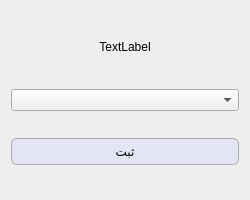
Old version of the form deleteoption.ui in the repository kia-far/QtDBS.
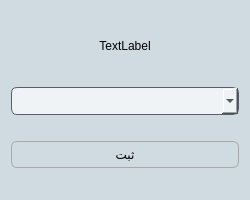
New version of the form.

Commit message: added edit item form and button which is available from the device edit form. also a few teaks to the stylesheets and fixed the keybinds working when the app was adding bulk data

What changed in the file:
```diff
--- a/deleteoption.ui
+++ b/deleteoption.ui
@@ -37,7 +37,142 @@
 }
 
 
-QWidget {font: 12pt &quot;Segoe UI&quot;;}</string>
+QWidget {font: 12pt &quot;Segoe UI&quot;;}
+QWidget {
+    background-color: #d0dae1; /* Dark background color for the entire widget */
+    font: 12pt &quot;Segoe UI&quot;;
+}
+
+/* Style for QLineEdit with a darker background and smoother edges */
+QLineEdit {
+    background-color: #eff3f5; /* Darker grayish background */
+    color: #000000; /* Light text color for readability */
+    border: 1px solid #5c5c70; /* Slightly lighter border for contrast */
+    border-radius: 6px; /* Smooth, rounded edges */
+    padding: 5px; /* Padding for a cleaner look */
+    font: 12pt &quot;Segoe UI&quot;;
+}
+
+QLineEdit:focus {
+    border-color: #7878a0; /* Lighter border color on focus */
+    background-color: #e0e6eb; /* Slightly lighter background on focus */
+}
+
+QTextBrowser {
+    background-color: #eff3f5; /* Darker grayish background */
+    color: #000000; /* Light text color for readability */
+    border: 1px solid #5c5c70; /* Slightly lighter border for contrast */
+    border-radius: 6px; /* Smooth, rounded edges */
+    padding: 5px; /* Padding for a cleaner look */
+    font: 12pt &quot;Segoe UI&quot;;
+}
+
+QTextBrowser:focus {
+    border-color: #7878a0; /* Lighter border color on focus */
+    background-color: #e0e6eb; /* Slightly lighter background on focus */
+}
+
+QCheckBox {
+    color: #000000; /* Light text color for dark background */
+    font: 12pt &quot;Segoe UI&quot;;
+}
+
+QCheckBox:disabled {
+    color: #000000; /* Same text color for disabled state */
+    opacity: 1; /* Remove opacity reduction */
+}
+
+/* Blue indicator for checked and disabled QCheckBox */
+QCheckBox::indicator:checked:disabled {
+    background-color: #92a8b9; /* Blue color to appear as enabled */
+	opacity: 1;
+   /* border: 1px solid #3a7bd5;  Blue border to match the indicator */
+}
+
+QCheckBox::indicator:disabled {
+    opacity: 1; /* Remove opacity change for checkbox indicator */
+}
+
+/* Background color for QWidget */
+/* Style for the vertical scrollbar */
+QScrollBar:vertical {
+    background: #eff3f5; /* Background color of the scrollbar */
+    width: 10px; /* Width of the scrollbar */
+    margin: 0px 0px 0px 0px; /* Margins around the scrollbar */
+    border-radius: 5px; /* Rounded edges for the scrollbar track */
+}
+
+/* Style for the horizontal scrollbar */
+QScrollBar:horizontal {
+    background: #eff3f5; /* Background color of the scrollbar */
+    height: 10px; /* Height of the scrollbar */
+    margin: 0px 0px 0px 0px; /* Margins around the scrollbar */
+    border-radius: 5px; /* Rounded edges for the scrollbar track */
+}
+
+/* Handle (scroller) styling for both horizontal and vertical scrollbars */
+QScrollBar::handle:vertical, QScrollBar::handle:horizontal {
+    background: #92a8b9; /* Color of the scroller */
+    min-height: 20px; /* Minimum height for the vertical handle */
+    min-width: 20px; /* Minimum width for the horizontal handle */
+    border-radius: 5px; /* Smooth, rounded edges for the handle */
+}
+
+QScrollBar::handle:vertical:hover, QScrollBar::handle:horizontal:hover {
+    background: #b1c1cd; /* Slightly lighter color on hover for the handle */
+}
+
+/* Remove the top/bottom buttons on the scrollbar */
+QScrollBar::add-line:vertical, QScrollBar::sub-line:vertical,
+QScrollBar::add-line:horizontal, QScrollBar::sub-line:horizontal {
+    background: none; /* No additional lines/buttons */
+    height: 0px;
+    width: 0px;
+}
+
+QScrollBar::add-page:vertical, QScrollBar::sub-page:vertical,
+QScrollBar::add-page:horizontal, QScrollBar::sub-page:horizontal {
+    background: none; /* No page scroll styling */
+}
+QTextEdit {
+    background-color: #eff3f5; /* Darker grayish background */
+    color: #000000; /* Light text color for readability */
+    border: 1px solid #5c5c70; /* Slightly lighter border for contrast */
+    border-radius: 6px; /* Smooth, rounded edges */
+    padding: 5px; /* Padding for a cleaner look */
+    font: 12pt &quot;Segoe UI&quot;;
+}
+
+QTextEdit:focus {
+    border-color: #7878a0; /* Lighter border color on focus */
+    background-color: #e0e6eb; /* Slightly lighter background on focus */
+}
+QComboBox {
+    background-color: #eff3f5; /* Darker grayish background */
+    color: #000000; /* Light text color for readability */
+    border: 1px solid #5c5c70; /* Slightly lighter border for contrast */
+    border-radius: 6px; /* Smooth, rounded edges */
+    padding: 5px; /* Padding for a cleaner look */
+    font: 12pt &quot;Segoe UI&quot;;
+}
+
+QComboBox:focus {
+    border-color: #7878a0; /* Lighter border color on focus */
+    background-color: #e0e6eb; /* Slightly lighter background on focus */
+}
+QDateEdit {
+    background-color: #eff3f5; /* Darker grayish background */
+    color: #000000; /* Light text color for readability */
+    border: 1px solid #5c5c70; /* Slightly lighter border for contrast */
+    border-radius: 6px; /* Smooth, rounded edges */
+    padding: 5px; /* Padding for a cleaner look */
+    font: 12pt &quot;Segoe UI&quot;;
+}
+
+QDateEdit:focus {
+    border-color: #7878a0; /* Lighter border color on focus */
+    background-color: #e0e6eb; /* Slightly lighter background on focus */
+}</string>
   </property>
   <layout class="QHBoxLayout" name="horizontalLayout">
    <item>
```
The commit also changes 80 other files.
